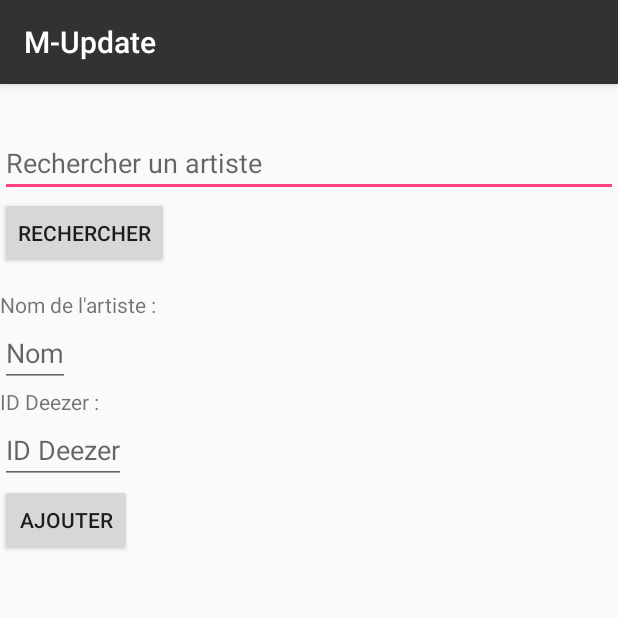
After one commit to abagarre/MUpdate, an Android app: the AddArtist screen opened directly, with no data from a screen before it, on a phone screen of 412 x 824 dp, the top half of it. The commit adds this screen. Run offline under Robolectric (Android 15) with nearby library versions, the phone set to English and light mode, and no system bars; our stand-ins replace Picasso; pictures from the network do not load.

Commit message:
Added "Add Artist" activity with floating Add button on main activity

```diff
--- a/app/build.gradle
+++ b/app/build.gradle
@@ -29,10 +29,10 @@ dependencies {
     implementation fileTree(dir: 'libs', include: ['*.jar'])
     implementation 'com.android.support:appcompat-v7:28.0.0-alpha3'
     implementation 'com.android.support.constraint:constraint-layout:1.1.2'
+    implementation 'com.android.support:design:28.0.0-alpha3'
     testImplementation 'junit:junit:4.12'
     androidTestImplementation 'com.android.support.test:runner:1.0.2'
     androidTestImplementation 'com.android.support.test.espresso:espresso-core:3.0.2'
     implementation 'com.android.support:recyclerview-v7:26.1.0'
     implementation 'com.squareup.picasso:picasso:2.71828'
-    implementation 'com.squareup.picasso:picasso:2.5.0'
 }
--- a/app/src/main/AndroidManifest.xml
+++ b/app/src/main/AndroidManifest.xml
@@ -2,7 +2,7 @@
 <manifest xmlns:android="http://schemas.android.com/apk/res/android"
     package="apps.bglx.com.m_update">
 
-    <uses-permission android:name="android.permission.INTERNET"></uses-permission>
+    <uses-permission android:name="android.permission.INTERNET" />
 
     <application
         android:allowBackup="true"
@@ -18,6 +18,7 @@
                 <category android:name="android.intent.category.LAUNCHER" />
             </intent-filter>
         </activity>
+        <activity android:name=".AddArtist"></activity>
     </application>
 
 </manifest>
--- /dev/null
+++ b/app/src/main/res/layout/activity_add_artist.xml
@@ -0,0 +1,130 @@
+<?xml version="1.0" encoding="utf-8"?>
+<LinearLayout
+    xmlns:android="http://schemas.android.com/apk/res/android"
+    xmlns:tools="http://schemas.android.com/tools"
+    android:layout_width="match_parent"
+    android:layout_height="wrap_content"
+    android:orientation="vertical"
+    tools:context=".AddArtist">
+
+    <EditText
+        android:id="@+id/search_artist_text"
+        android:layout_width="match_parent"
+        android:layout_height="wrap_content"
+        android:layout_marginTop="30dp"
+        android:hint="Rechercher un artiste"/>
+
+    <Button
+        android:id="@+id/search_button"
+        android:layout_width="wrap_content"
+        android:layout_height="wrap_content"
+        android:text="Rechercher"/>
+
+    <GridLayout
+        android:layout_width="match_parent"
+        android:layout_height="wrap_content"
+        android:rowCount="3"
+        android:columnCount="3">
+
+        <ImageView
+            android:id="@+id/search_artist_image_1"
+            android:layout_width="wrap_content"
+            android:layout_height="wrap_content"
+            android:layout_row="0"
+            android:layout_column="0"/>
+        <ImageView
+            android:id="@+id/search_artist_image_2"
+            android:layout_width="wrap_content"
+            android:layout_height="wrap_content"
+            android:layout_row="0"
+            android:layout_column="1"/>
+        <ImageView
+            android:id="@+id/search_artist_image_3"
+            android:layout_width="wrap_content"
+            android:layout_height="wrap_content"
+            android:layout_row="0"
+            android:layout_column="2"/>
+
+        <TextView
+            android:id="@+id/search_artist_text_1"
+            android:layout_width="wrap_content"
+            android:layout_height="wrap_content"
+            android:layout_row="1"
+            android:layout_column="0"
+            android:textSize="10sp"/>
+        <TextView
+            android:id="@+id/search_artist_text_2"
+            android:layout_width="wrap_content"
+            android:layout_height="wrap_content"
+            android:layout_row="1"
+            android:layout_column="1"
+            android:textSize="10sp"/>
+        <TextView
+            android:id="@+id/search_artist_text_3"
+            android:layout_width="wrap_content"
+            android:layout_height="wrap_content"
+            android:layout_row="1"
+            android:layout_column="2"
+            android:textSize="10sp"/>
+
+        <Button
+            android:id="@+id/search_artist_button_1"
+            android:layout_width="wrap_content"
+            android:layout_height="wrap_content"
+            android:layout_row="2"
+            android:layout_column="0"
+            android:textSize="10sp"
+            android:visibility="gone"
+            android:text="Selectionner"/>
+        <Button
+            android:id="@+id/search_artist_button_2"
+            android:layout_width="wrap_content"
+            android:layout_height="wrap_content"
+            android:layout_row="2"
+            android:layout_column="1"
+            android:textSize="10sp"
+            android:visibility="gone"
+            android:text="Selectionner"/>
+        <Button
+            android:id="@+id/search_artist_button_3"
+            android:layout_width="wrap_content"
+            android:layout_height="wrap_content"
+            android:layout_row="2"
+            android:layout_column="2"
+            android:textSize="10sp"
+            android:visibility="gone"
+            android:text="Selectionner"/>
+
+    </GridLayout>
+
+
+
+    <TextView
+        android:layout_width="wrap_content"
+        android:layout_height="wrap_content"
+        android:text="Nom de l'artiste :"/>
+
+    <EditText
+        android:id="@+id/final_artist_name"
+        android:layout_width="wrap_content"
+        android:layout_height="wrap_content"
+        android:hint="Nom"/>
+
+    <TextView
+        android:layout_width="wrap_content"
+        android:layout_height="wrap_content"
+        android:text="ID Deezer :"/>
+
+    <EditText
+        android:id="@+id/final_artist_idDeezer"
+        android:layout_width="wrap_content"
+        android:layout_height="wrap_content"
+        android:hint="ID Deezer"/>
+
+    <Button
+        android:id="@+id/add_button"
+        android:layout_width="wrap_content"
+        android:layout_height="wrap_content"
+        android:text="Ajouter"/>
+
+</LinearLayout>
--- a/app/src/main/res/values/strings.xml
+++ b/app/src/main/res/values/strings.xml
@@ -1,4 +1,4 @@
 <resources>
     <string name="app_name">M-Update</string>
-
+    <string name="action_settings">Settings</string>
 </resources>
```
Also changed, not shown: app/src/main/java/apps/bglx/com/m_update/AddArtist.java (added, +137 -0 lines), app/src/main/java/apps/bglx/com/m_update/GetInfo.java (+50 -6 lines), app/src/main/java/apps/bglx/com/m_update/MainActivity.java (+40 -6 lines), app/src/main/res/drawable/ic_baseline_add.xml (added, +9 -0 lines), app/src/main/res/layout/activity_main.xml (+12 -4 lines), app/src/main/res/menu/menu_main.xml (added, +10 -0 lines), app/src/main/res/values/styles.xml (+9 -0 lines), app/src/main/res/drawable/black_background.png (added).
